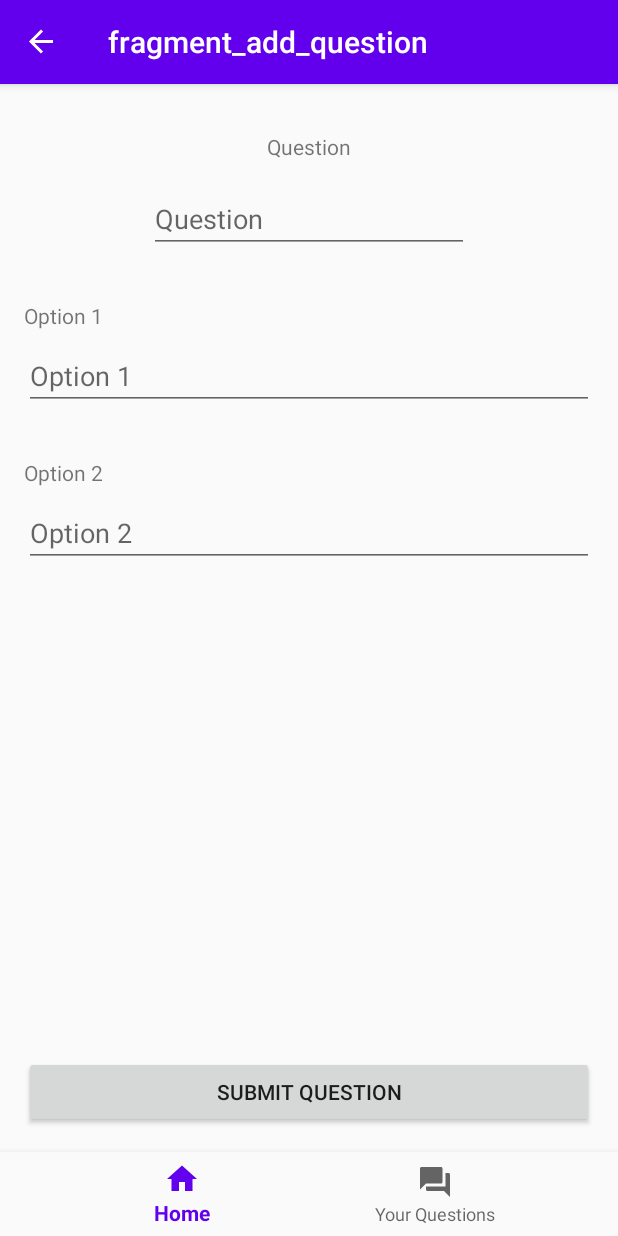
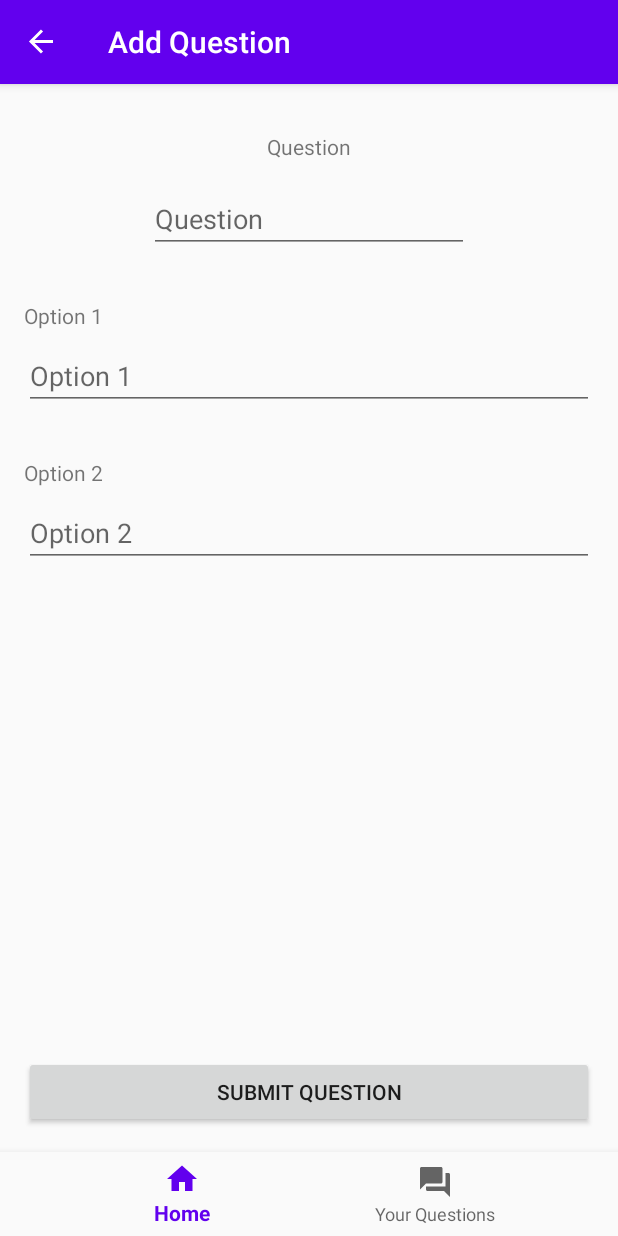
Before and after one commit to iamwalter/Askit, an Android app: the AddQuestionFragment screen opened through its navigation route, on a phone screen of 412 x 824 dp. Run offline under Robolectric (Android 15) with nearby library versions, the phone set to English and light mode, and no system bars; our stand-ins replace Firebase (no records; nobody signed in at launch, a user with empty details on screens opened directly), navigation-ui.

Commit message:
fixed some labels and extracted all strings to string.xml

```diff
--- a/app/src/main/AndroidManifest.xml
+++ b/app/src/main/AndroidManifest.xml
@@ -11,7 +11,7 @@
         android:theme="@style/AppTheme">
         <activity
             android:name="com.example.askanything.login.LoginActivity"
-            android:label="@string/title_activity_login" >
+            android:label="@string/app_name" >
 
             <intent-filter>
                 <action android:name="android.intent.action.MAIN" />
--- a/app/src/main/java/com/example/askanything/database/QuestionRepository.kt
+++ b/app/src/main/java/com/example/askanything/database/QuestionRepository.kt
@@ -35,9 +35,9 @@ class QuestionRepository(var context: Context) {
     fun addQuestion(question: Question) {
         val questionRef = questionsRef.push()
         questionRef.setValue(question).addOnCompleteListener {
-            Toast.makeText(context, "done did it", Toast.LENGTH_SHORT).show()
+            Toast.makeText(context, "Added Question Successfully", Toast.LENGTH_SHORT).show()
         }.addOnFailureListener {
-            Toast.makeText(context, "done didn't do it", Toast.LENGTH_SHORT).show()
+            Toast.makeText(context, "Something went wrong", Toast.LENGTH_SHORT).show()
         }
     }
 
--- a/app/src/main/res/layout/activity_login.xml
+++ b/app/src/main/res/layout/activity_login.xml
@@ -52,7 +52,7 @@
         android:layout_marginTop="32dp"
         android:layout_marginEnd="48dp"
         android:enabled="false"
-        android:text="Register"
+        android:text="@string/register"
         app:layout_constraintEnd_toEndOf="parent"
         app:layout_constraintStart_toStartOf="parent"
         app:layout_constraintTop_toBottomOf="@+id/btnLogin" />
@@ -79,7 +79,7 @@
         android:layout_height="wrap_content"
         android:layout_marginStart="24dp"
         android:layout_marginTop="16dp"
-        android:text="TextView"
+        android:text="@string/textview"
         android:textColor="#FF0000"
         android:visibility="invisible"
         app:layout_constraintEnd_toEndOf="parent"
@@ -92,7 +92,7 @@
         android:layout_height="wrap_content"
         android:layout_marginTop="32dp"
         android:enabled="false"
-        android:text="Login"
+        android:text="@string/login"
         app:layout_constraintEnd_toEndOf="parent"
         app:layout_constraintStart_toStartOf="parent"
         app:layout_constraintTop_toBottomOf="@+id/tvErrorMessage" />
--- a/app/src/main/res/layout/fragment_add_question.xml
+++ b/app/src/main/res/layout/fragment_add_question.xml
@@ -13,7 +13,7 @@
         android:layout_width="wrap_content"
         android:layout_height="wrap_content"
         android:layout_marginTop="32dp"
-        android:text="Question"
+        android:text="@string/question"
         app:layout_constraintEnd_toEndOf="parent"
         app:layout_constraintStart_toStartOf="parent"
         app:layout_constraintTop_toTopOf="parent" />
@@ -25,7 +25,7 @@
         android:layout_marginStart="16dp"
         android:layout_marginEnd="16dp"
         android:layout_marginBottom="16dp"
-        android:text="Submit Question"
+        android:text="@string/submit_question"
         app:layout_constraintBottom_toBottomOf="parent"
         app:layout_constraintEnd_toEndOf="parent"
         app:layout_constraintStart_toStartOf="parent" />
@@ -36,7 +36,7 @@
         android:layout_height="wrap_content"
         android:layout_marginTop="16dp"
         android:ems="10"
-        android:hint="Question"
+        android:hint="@string/question"
         android:inputType="textPersonName"
         app:layout_constraintEnd_toEndOf="parent"
         app:layout_constraintStart_toStartOf="parent"
@@ -49,7 +49,7 @@
         android:layout_marginStart="16dp"
         android:layout_marginTop="32dp"
         android:layout_marginEnd="16dp"
-        android:text="Option 1"
+        android:text="@string/option_1"
         app:layout_constraintEnd_toEndOf="parent"
         app:layout_constraintStart_toStartOf="parent"
         app:layout_constraintTop_toBottomOf="@+id/etQuestion" />
@@ -62,7 +62,7 @@
         android:layout_marginTop="8dp"
         android:layout_marginEnd="16dp"
         android:ems="10"
-        android:hint="Option 1"
+        android:hint="@string/option_1"
         android:inputType="textPersonName"
         app:layout_constraintEnd_toEndOf="parent"
         app:layout_constraintStart_toStartOf="parent"
@@ -75,7 +75,7 @@
         android:layout_marginStart="16dp"
         android:layout_marginTop="32dp"
         android:layout_marginEnd="16dp"
-        android:text="Option 2"
+        android:text="@string/option_2"
         app:layout_constraintEnd_toEndOf="parent"
         app:layout_constraintStart_toStartOf="parent"
         app:layout_constraintTop_toBottomOf="@+id/etOption1" />
@@ -88,7 +88,7 @@
         android:layout_marginTop="8dp"
         android:layout_marginEnd="16dp"
         android:ems="10"
-        android:hint="Option 2"
+        android:hint="@string/option_2"
         android:inputType="textPersonName"
         app:layout_constraintEnd_toEndOf="parent"
         app:layout_constraintStart_toStartOf="parent"
--- a/app/src/main/res/layout/fragment_no_questions.xml
+++ b/app/src/main/res/layout/fragment_no_questions.xml
@@ -26,7 +26,7 @@
             android:fontFamily="sans-serif-black"
             android:foregroundTint="@color/colorAccent"
             android:padding="25dp"
-            android:text="Here"
+            android:text="@string/here"
             android:textColor="@android:color/white"
             android:textSize="30sp"
             app:layout_constraintBottom_toBottomOf="parent"
@@ -40,7 +40,7 @@
             android:layout_marginTop="24dp"
             android:layout_marginBottom="24dp"
             android:gravity="center"
-            android:text="Wait for new questions or try adding new questions yourself."
+            android:text="@string/wait_for_new_questions_or_try_adding_new_questions_yourself"
             app:layout_constraintBottom_toTopOf="@+id/btnNoQuestions"
             app:layout_constraintEnd_toEndOf="parent"
             app:layout_constraintStart_toStartOf="parent"
@@ -51,7 +51,7 @@
             android:layout_width="wrap_content"
             android:layout_height="wrap_content"
             android:gravity="center"
-            android:text="You have answered all questions right now."
+            android:text="@string/you_have_answered_all_questions_right_now"
             android:textSize="30sp"
             android:textStyle="bold"
             app:layout_constraintEnd_toEndOf="parent"
--- a/app/src/main/res/layout/fragment_question.xml
+++ b/app/src/main/res/layout/fragment_question.xml
@@ -57,7 +57,7 @@
             android:layout_marginTop="32dp"
             android:layout_marginBottom="32dp"
             android:gravity="center"
-            android:text="You don't have any questions added right now, maybe try adding one?"
+            android:text="@string/you_don_t_have_any_questions_added_right_now_maybe_try_adding_one"
             android:visibility="visible"
             app:layout_constraintBottom_toBottomOf="parent"
             app:layout_constraintEnd_toEndOf="parent"
--- a/app/src/main/res/menu/home_menu.xml
+++ b/app/src/main/res/menu/home_menu.xml
@@ -2,7 +2,7 @@
 <menu xmlns:android="http://schemas.android.com/apk/res/android">
     <item
         android:id="@+id/logout"
-        android:title="Logout">
+        android:title="@string/logout">
 
     </item>
 </menu>
--- a/app/src/main/res/navigation/nav_graph.xml
+++ b/app/src/main/res/navigation/nav_graph.xml
@@ -8,7 +8,7 @@
     <fragment
         android:id="@+id/HomeFragment"
         android:name="com.example.askanything.fragments.HomeFragment"
-        android:label="@string/first_fragment_label"
+        android:label="@string/Home_fragment_label"
         tools:layout="@layout/fragment_yes_questions">
 
         <action
@@ -22,7 +22,7 @@
     <fragment
         android:id="@+id/QuestionFragment"
         android:name="com.example.askanything.fragments.QuestionFragment"
-        android:label="@string/second_fragment_label"
+        android:label="@string/questions_fragment_label"
         tools:layout="@layout/fragment_question">
 
         <action
@@ -35,8 +35,8 @@
     <fragment
         android:id="@+id/addQuestionFragment"
         android:name="com.example.askanything.fragments.AddQuestionFragment"
-        android:label="fragment_add_question"
-        tools:layout="@layout/fragment_add_question" >
+        android:label="Add Question"
+        tools:layout="@layout/fragment_add_question">
         <action
             android:id="@+id/action_addQuestionFragment_to_QuestionFragment"
             app:destination="@id/QuestionFragment" />
--- a/app/src/main/res/values/strings.xml
+++ b/app/src/main/res/values/strings.xml
@@ -6,8 +6,8 @@
 
 
     <!-- Strings used for fragments for navigation -->
-    <string name="first_fragment_label">First Fragment</string>
-    <string name="second_fragment_label">Second Fragment</string>
+    <string name="Home_fragment_label">Home</string>
+    <string name="questions_fragment_label">Your Questions</string>
     <string name="next">Next</string>
     <string name="previous">Previous</string>
 
@@ -26,4 +26,19 @@
     <string name="invalid_password">Password must be >5 characters</string>
     <string name="login_failed">"Login failed"</string>
     <string name="answerpercentage" >%d%%</string>
+    <string name="register">Register</string>
+    <string name="textview">TextView</string>
+    <string name="login">Login</string>
+    <string name="submit_question">Submit Question</string>
+    <string name="question">Question</string>
+    <string name="option_1">Option 1</string>
+    <string name="option_2">Option 2</string>
+    <string name="here">Here</string>
+    <string name="wait_for_new_questions_or_try_adding_new_questions_yourself">Wait for new questions or try adding new questions yourself.</string>
+    <string name="you_have_answered_all_questions_right_now">You have answered all questions right now.</string>
+    <string name="you_don_t_have_any_questions_added_right_now_maybe_try_adding_one">You don\'t have any questions added right now, maybe try adding one?</string>
+    <string name="or">or</string>
+    <string name="button">Button</string>
+    <string name="total_votes">Total Votes</string>
+    <string name="logout">Logout</string>
 </resources>
```
Also changed, not shown: app/src/main/res/layout/fragment_yes_questions.xml (+5 -5 lines), app/src/main/res/layout/question_item.xml (+13 -13 lines).
